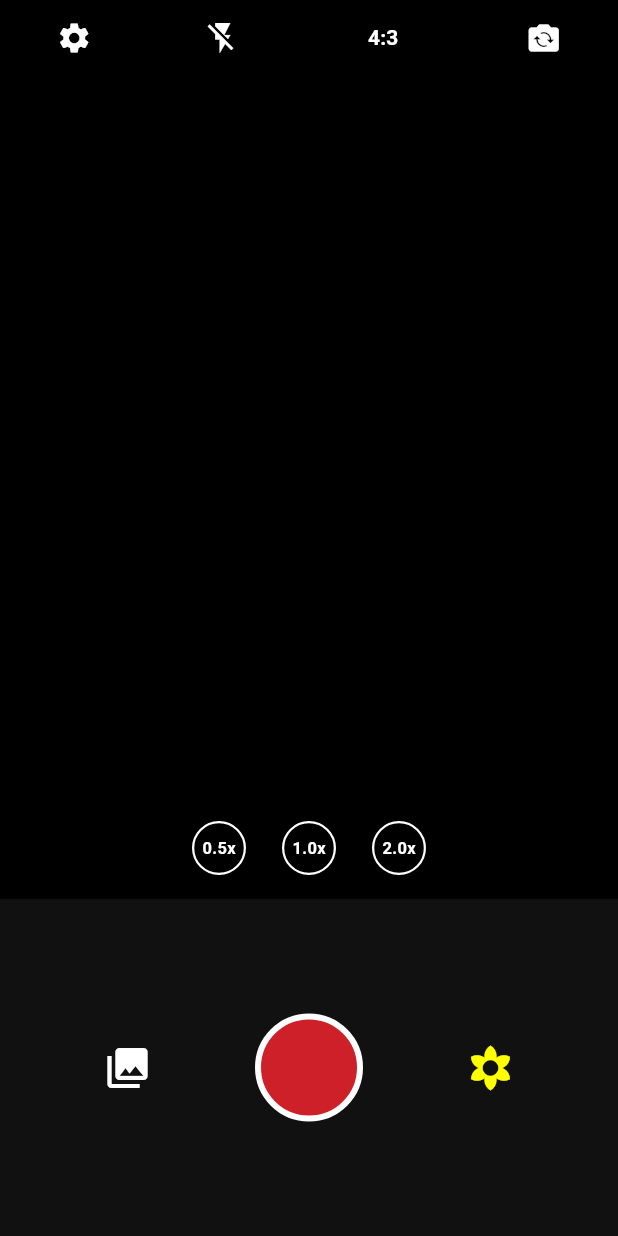
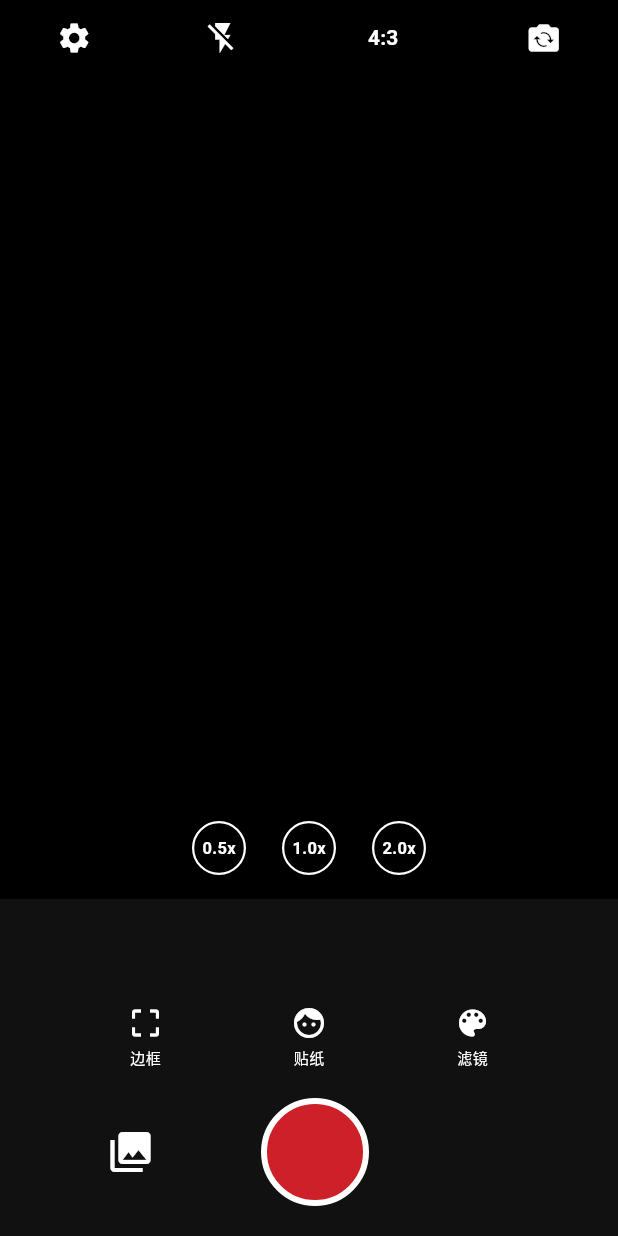
Before and after one commit to ESTHERWONGONG/recam_flutter, a Flutter app: the CameraScreen screen opened by its route, on a phone screen of 412 x 824 dp. Run offline on Flutter 3.47's test engine with Material 3 defaults, Android fonts, the phone set to English and light mode, and no system bars; our stand-ins replace package_info_plus, permission_handler, plugin_platform_interface, shared_preferences; accounts and stored records are empty.

Commit message:
ReCam Dev: 完成统一编辑面板架构(Unified Editor UI) + 底部无缝切换动画

```diff
--- a/lib/features/camera/camera_screen.dart
+++ b/lib/features/camera/camera_screen.dart
@@ -4,6 +4,9 @@ import 'package:shared_preferences/shared_preferences.dart';
 import '../../services/native_camera_service.dart';
 import '../../models/ai_recommendation.dart';
 import '../../data/photo_storage.dart';
+// 引入编辑面板模块
+import '../editor/editor_constants.dart';
+import '../editor/widgets/unified_editor_panel.dart';
 
 class CameraScreen extends StatefulWidget {
   const CameraScreen({super.key});
@@ -14,18 +17,17 @@ class CameraScreen extends StatefulWidget {
 }
 
 class _CameraScreenState extends State<CameraScreen> with SingleTickerProviderStateMixin {
-  bool _isFilterMode = false;
+  // 状态管理
   String _flashMode = "off";
   Stream<AiRecommendation>? _aiStream;
   final NativeCameraService _cameraService = NativeCameraService();
-
-  // 防止连点快门
   bool _isShooting = false;
-
-  // 当前比例: "4:3" 或 "1:1"
   String _currentRatio = "4:3";
 
-  // 动画控制器 (左下角相册图标跳动)
+  // 编辑模式状态
+  EditorMode _editorMode = EditorMode.none;
+
+  // 动画控制器
   late AnimationController _galleryAnimController;
   late Animation<double> _galleryScaleAnim;
 
@@ -34,7 +36,6 @@ class _CameraScreenState extends State<CameraScreen> with SingleTickerProviderSt
     super.initState();
     _aiStream = _cameraService.aiStream;
 
-    // 初始化动画
     _galleryAnimController = AnimationController(
       vsync: this, duration: const Duration(milliseconds: 150),
     );
@@ -49,7 +50,6 @@ class _CameraScreenState extends State<CameraScreen> with SingleTickerProviderSt
     super.dispose();
   }
 
-  // 执行相册图标动画
   Future<void> _runGalleryAnimation() async {
     await _galleryAnimController.forward();
     await _galleryAnimController.reverse();
@@ -58,10 +58,9 @@ class _CameraScreenState extends State<CameraScreen> with SingleTickerProviderSt
   @override
   Widget build(BuildContext context) {
     final screenWidth = MediaQuery.of(context).size.width;
-    // 基础取景框高度固定为 4:3
     final viewfinderHeight = screenWidth * (4 / 3);
 
-    // 计算遮罩高度 (如果是 1:1，上下各遮一部分)
+    // 计算遮罩高度
     final double maskHeight = _currentRatio == "1:1"
         ? (viewfinderHeight - screenWidth) / 2
         : 0.0;
@@ -74,13 +73,13 @@ class _CameraScreenState extends State<CameraScreen> with SingleTickerProviderSt
             // 1. 顶部工具栏
             _buildTopBar(),
 
-            // 2. 中间取景框 (高度固定)
+            // 2. 中间取景框
             SizedBox(
               width: screenWidth,
               height: viewfinderHeight,
               child: Stack(
                 children: [
-                  // A. 原生相机画面 (底层)
+                  // A. 原生视图
                   const UiKitView(
                     viewType: 'recam_native_camera_view',
                     layoutDirection: TextDirection.ltr,
@@ -88,7 +87,7 @@ class _CameraScreenState extends State<CameraScreen> with SingleTickerProviderSt
                     creationParamsCodec: StandardMessageCodec(),
                   ),
 
-                  // B. 遮罩层 (黑色幕布)
+                  // B. 遮罩层
                   Column(
                     children: [
                       AnimatedContainer(
@@ -97,7 +96,7 @@ class _CameraScreenState extends State<CameraScreen> with SingleTickerProviderSt
                         width: double.infinity,
                         color: Colors.black,
                       ),
-                      const Spacer(), // 中间镂空
+                      const Spacer(),
                       AnimatedContainer(
                         duration: const Duration(milliseconds: 300),
                         height: maskHeight,
@@ -107,7 +106,7 @@ class _CameraScreenState extends State<CameraScreen> with SingleTickerProviderSt
                     ],
                   ),
 
-                  // C. AI 气泡 (随遮罩移动)
+                  // C. AI 气泡 (✅ 这就是报错缺少的那个方法调用)
                   AnimatedPositioned(
                     duration: const Duration(milliseconds: 300),
                     top: 20 + maskHeight,
@@ -115,7 +114,8 @@ class _CameraScreenState extends State<CameraScreen> with SingleTickerProviderSt
                     child: _buildAiBubbleContent(),
                   ),
 
-                  // D. 变焦按钮 (随遮罩移动)
+                  // D. 变焦按钮 (非编辑模式下显示)
+                  if (_editorMode == EditorMode.none)
                     AnimatedPositioned(
                       duration: const Duration(milliseconds: 300),
                       bottom: 16 + maskHeight,
@@ -135,11 +135,23 @@ class _CameraScreenState extends State<CameraScreen> with SingleTickerProviderSt
               ),
             ),
 
-            // 3. 底部操作区 (撑满剩余空间)
+            // 3. 底部操作区 (支持动画切换)
             Expanded(
               child: Container(
                 color: const Color(0xFF111111),
-                child: _isFilterMode ? _buildFilterPanel() : _buildCapturePanel(),
+                child: AnimatedSwitcher(
+                  duration: const Duration(milliseconds: 300),
+                  transitionBuilder: (Widget child, Animation<double> animation) {
+                    return SlideTransition(
+                      position: Tween<Offset>(
+                        begin: const Offset(0, 1),
+                        end: Offset.zero,
+                      ).animate(animation),
+                      child: child,
+                    );
+                  },
+                  child: _buildBottomPanel(),
+                ),
               ),
             ),
           ],
@@ -148,56 +160,58 @@ class _CameraScreenState extends State<CameraScreen> with SingleTickerProviderSt
     );
   }
 
-  // --- 组件封装 ---
+  // ✅ 核心逻辑：底部面板路由
+  Widget _buildBottomPanel() {
+    switch (_editorMode) {
+      case EditorMode.filter:
+        return UnifiedEditorPanel(
+          key: const ValueKey('FilterPanel'),
+          categories: EditorMockData.filterCategories,
+          showSlider: true,
+          onClose: () => setState(() => _editorMode = EditorMode.none),
+        );
+      case EditorMode.frame:
+        return UnifiedEditorPanel(
+          key: const ValueKey('FramePanel'),
+          categories: EditorMockData.frameCategories,
+          showSlider: false,
+          onClose: () => setState(() => _editorMode = EditorMode.none),
+        );
+      case EditorMode.sticker:
+        return UnifiedEditorPanel(
+          key: const ValueKey('StickerPanel'),
+          categories: EditorMockData.frameCategories, // 暂用假数据
+          showSlider: false,
+          onClose: () => setState(() => _editorMode = EditorMode.none),
+        );
+      case EditorMode.none:
+      default:
+        return _buildCapturePanel();
+    }
+  }
 
-  Widget _buildTopBar() {
+  // ✅ 拍摄模式面板
+  Widget _buildCapturePanel() {
     return Container(
-      height: 50,
-      color: Colors.black,
-      child: Row(
-        mainAxisAlignment: MainAxisAlignment.spaceAround,
+      key: const ValueKey('CapturePanel'),
+      padding: const EdgeInsets.only(bottom: 20),
+      child: Column(
+        mainAxisAlignment: MainAxisAlignment.end,
         children: [
-          // ✅ [核心修复] 设置按钮：点击跳转 /settings
-          IconButton(
-            icon: const Icon(Icons.settings, color: Colors.white),
-            onPressed: () {
-              Navigator.pushNamed(context, '/settings');
-            }
-          ),
-
-          IconButton(
-            icon: Icon(_flashMode == 'on' ? Icons.flash_on : Icons.flash_off, color: Colors.white),
-            onPressed: () {
-              final newMode = _flashMode == 'off' ? 'auto' : (_flashMode == 'auto' ? 'on' : 'off');
-              setState(() => _flashMode = newMode);
-              _cameraService.setFlashMode(newMode);
-            },
-          ),
-
-          // 比例切换按钮
-          TextButton(
-            onPressed: () {
-              setState(() {
-                _currentRatio = (_currentRatio == "4:3") ? "1:1" : "4:3";
-              });
-            },
-            child: Text(_currentRatio, style: const TextStyle(color: Colors.white, fontWeight: FontWeight.bold))
-          ),
-
-          IconButton(
-            icon: const Icon(Icons.flip_camera_ios, color: Colors.white),
-            onPressed: () => _cameraService.switchCamera()
-          ),
+          // 功能入口
+          Row(
+            mainAxisAlignment: MainAxisAlignment.spaceEvenly,
+            children: [
+              _buildFeatureIcon(Icons.crop_free, "边框", () => setState(() => _editorMode = EditorMode.frame)),
+              _buildFeatureIcon(Icons.face, "贴纸", () => setState(() => _editorMode = EditorMode.sticker)),
+              _buildFeatureIcon(Icons.color_lens, "滤镜", () => setState(() => _editorMode = EditorMode.filter)),
             ],
           ),
-    );
-  }
-
-  Widget _buildCapturePanel() {
-    return Row(
+          const SizedBox(height: 20),
+          // 快门区域
+          Row(
             mainAxisAlignment: MainAxisAlignment.spaceEvenly,
             children: [
-        // 左下角相册入口 (带动画)
               ScaleTransition(
                 scale: _galleryScaleAnim,
                 child: IconButton(
@@ -205,8 +219,6 @@ class _CameraScreenState extends State<CameraScreen> with SingleTickerProviderSt
                   onPressed: () => Navigator.pushNamed(context, '/gallery'),
                 ),
               ),
-
-        // 快门按钮
               GestureDetector(
                 onTap: _handleShutterPress,
                 child: Container(
@@ -221,69 +233,15 @@ class _CameraScreenState extends State<CameraScreen> with SingleTickerProviderSt
                       : null,
                 ),
               ),
-
-        // 滤镜入口
-        IconButton(
-          icon: const Icon(Icons.filter_vintage, color: Colors.yellowAccent, size: 32),
-          onPressed: () => setState(() => _isFilterMode = true),
-        ),
+              const SizedBox(width: 40), // 占位平衡
             ],
-    );
-  }
-
-  // 📸 核心拍照逻辑 (包含自动保存检查)
-  Future<void> _handleShutterPress() async {
-    if (_isShooting) return;
-    setState(() => _isShooting = true);
-
-    try {
-      print("📸 1. 开始拍照 (比例: $_currentRatio)...");
-      final path = await _cameraService.takePhoto(_currentRatio);
-
-      if (path.isEmpty) {
-        _showErrorDialog("存储空间已满", "无法写入临时文件。");
-        return;
-      }
-
-      // 2. 读取设置：是否自动保存？
-      final prefs = await SharedPreferences.getInstance();
-      final bool autoSave = prefs.getBool('auto_save_to_gallery') ?? true;
-
-      if (autoSave) {
-        // 尝试保存到系统相册 (失败不打断，静默处理或打Log)
-        await _cameraService.saveToGallery(path);
-      }
-
-      // 3. 必须保存到 App 相册 (记账)
-      await PhotoStorage.savePhoto(path);
-
-      // 4. 播放动画反馈
-      _runGalleryAnimation();
-
-    } catch (e) {
-      _showErrorDialog("未知错误", "Error: $e");
-    } finally {
-      if (mounted) setState(() => _isShooting = false);
-    }
-  }
-
-  void _showErrorDialog(String title, String content) {
-    showDialog(
-      context: context,
-      barrierDismissible: false,
-      builder: (context) => AlertDialog(
-        title: Text(title, style: const TextStyle(color: Colors.red)),
-        content: Text(content),
-        actions: [
-          TextButton(
-            onPressed: () => Navigator.pop(context),
-            child: const Text("知道了"),
           ),
         ],
       ),
     );
   }
 
+  // ✅ [修复] 之前报错缺失的方法：AI 气泡组件
   Widget _buildAiBubbleContent() {
     return StreamBuilder<AiRecommendation>(
       stream: _aiStream,
@@ -315,28 +273,56 @@ class _CameraScreenState extends State<CameraScreen> with SingleTickerProviderSt
     );
   }
 
-  Widget _buildFilterPanel() {
-    return Column(
-      mainAxisAlignment: MainAxisAlignment.center,
+  Widget _buildTopBar() {
+    // 非编辑模式才显示顶部栏，或者保持显示但禁用
+    if (_editorMode != EditorMode.none) return const SizedBox(height: 50);
+
+    return Container(
+      height: 50,
+      color: Colors.black,
+      child: Row(
+        mainAxisAlignment: MainAxisAlignment.spaceAround,
         children: [
-        const Text("选择胶片", style: TextStyle(color: Colors.white)),
-        const SizedBox(height: 10),
-        SingleChildScrollView(
-          scrollDirection: Axis.horizontal,
-          child: Row(
-            children: List.generate(5, (index) => Container(
-              margin: const EdgeInsets.all(8),
-              width: 60, height: 60,
-              color: Colors.grey[800],
-              child: Center(child: Text("C$index", style: const TextStyle(color: Colors.white))),
-            )),
-          ),
+          IconButton(
+            icon: const Icon(Icons.settings, color: Colors.white),
+            onPressed: () => Navigator.pushNamed(context, '/settings'),
           ),
           IconButton(
-          icon: const Icon(Icons.keyboard_arrow_down, color: Colors.white),
-          onPressed: () => setState(() => _isFilterMode = false),
-        )
+            icon: Icon(_flashMode == 'on' ? Icons.flash_on : Icons.flash_off, color: Colors.white),
+            onPressed: () {
+              final newMode = _flashMode == 'off' ? 'auto' : (_flashMode == 'auto' ? 'on' : 'off');
+              setState(() => _flashMode = newMode);
+              _cameraService.setFlashMode(newMode);
+            },
+          ),
+          TextButton(
+            onPressed: () {
+              setState(() {
+                _currentRatio = (_currentRatio == "4:3") ? "1:1" : "4:3";
+              });
+            },
+            child: Text(_currentRatio, style: const TextStyle(color: Colors.white, fontWeight: FontWeight.bold))
+          ),
+          IconButton(
+            icon: const Icon(Icons.flip_camera_ios, color: Colors.white),
+            onPressed: () => _cameraService.switchCamera()
+          ),
         ],
+      ),
+    );
+  }
+
+  // 辅助小组件
+  Widget _buildFeatureIcon(IconData icon, String label, VoidCallback onTap) {
+    return GestureDetector(
+      onTap: onTap,
+      child: Column(
+        children: [
+          Icon(icon, color: Colors.white, size: 24),
+          const SizedBox(height: 4),
+          Text(label, style: const TextStyle(color: Colors.white, fontSize: 10)),
+        ],
+      ),
     );
   }
 
@@ -355,4 +341,40 @@ class _CameraScreenState extends State<CameraScreen> with SingleTickerProviderSt
       ),
     );
   }
+
+  Future<void> _handleShutterPress() async {
+    if (_isShooting) return;
+    setState(() => _isShooting = true);
+    try {
+      print("📸 1. 开始拍照 (比例: $_currentRatio)...");
+      final path = await _cameraService.takePhoto(_currentRatio);
+      if (path.isEmpty) {
+        _showErrorDialog("存储空间已满", "无法写入临时文件。");
+        return;
       }
+      final prefs = await SharedPreferences.getInstance();
+      final bool autoSave = prefs.getBool('auto_save_to_gallery') ?? true;
+      if (autoSave) await _cameraService.saveToGallery(path);
+      await PhotoStorage.savePhoto(path);
+      _runGalleryAnimation();
+    } catch (e) {
+      _showErrorDialog("未知错误", "Error: $e");
+    } finally {
+      if (mounted) setState(() => _isShooting = false);
+    }
+  }
+
+  void _showErrorDialog(String title, String content) {
+    showDialog(
+      context: context,
+      barrierDismissible: false,
+      builder: (context) => AlertDialog(
+        title: Text(title, style: const TextStyle(color: Colors.red)),
+        content: Text(content),
+        actions: [
+          TextButton(onPressed: () => Navigator.pop(context), child: const Text("知道了")),
+        ],
+      ),
+    );
+  }
+}
--- /dev/null
+++ b/lib/features/editor/editor_constants.dart
@@ -0,0 +1,49 @@
+import 'package:flutter/material.dart';
+
+// 1. 编辑模式枚举
+enum EditorMode {
+  none,    // 正常拍摄模式 (显示快门)
+  filter,  // 滤镜模式
+  frame,   // 边框模式
+  sticker, // 贴纸模式
+}
+
+// 2. 模拟分类数据 (以后这里换成真实数据)
+class EditorCategory {
+  final String name;
+  final List<EditorItem> items;
+  EditorCategory(this.name, this.items);
+}
+
+class EditorItem {
+  final String id;
+  final String name;
+  final Color color; // 暂时用颜色代替缩略图
+  EditorItem(this.id, this.name, this.color);
+}
+
+// 3. 生成一点假数据供测试
+class EditorMockData {
+  static List<EditorCategory> get filterCategories => [
+    EditorCategory("胶片", [
+      EditorItem("f1", "C1", Colors.orangeAccent),
+      EditorItem("f2", "C2", Colors.blueAccent),
+      EditorItem("f3", "C3", Colors.redAccent),
+    ]),
+    EditorCategory("电影", [
+      EditorItem("m1", "M1", Colors.purpleAccent),
+      EditorItem("m2", "M2", Colors.tealAccent),
+    ]),
+    EditorCategory("黑白", [
+      EditorItem("b1", "BW1", Colors.grey),
+      EditorItem("b2", "BW2", Colors.blueGrey),
+    ]),
+  ];
+
+  static List<EditorCategory> get frameCategories => [
+    EditorCategory("拍立得", [
+      EditorItem("fr1", "白框", Colors.white),
+      EditorItem("fr2", "黑框", Colors.grey[800]!),
+    ]),
+  ];
+}
```
Also changed, not shown: lib/features/editor/widgets/unified_editor_panel.dart (added, +175 -0 lines). Lines whose indentation alone changed are shown as unchanged.
